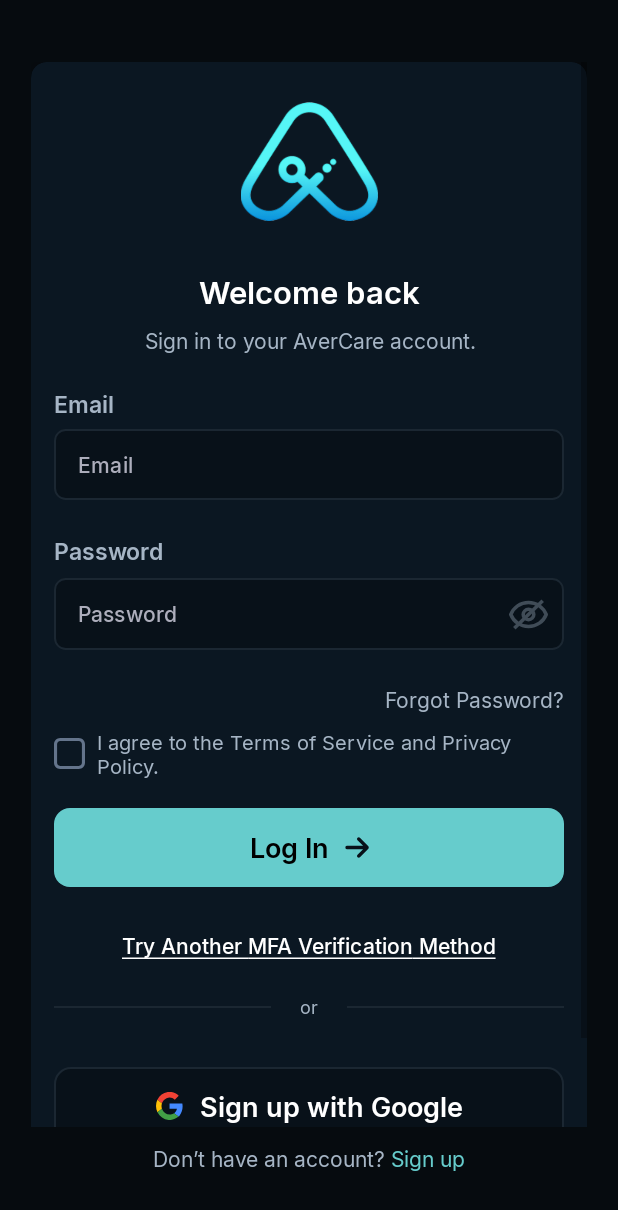
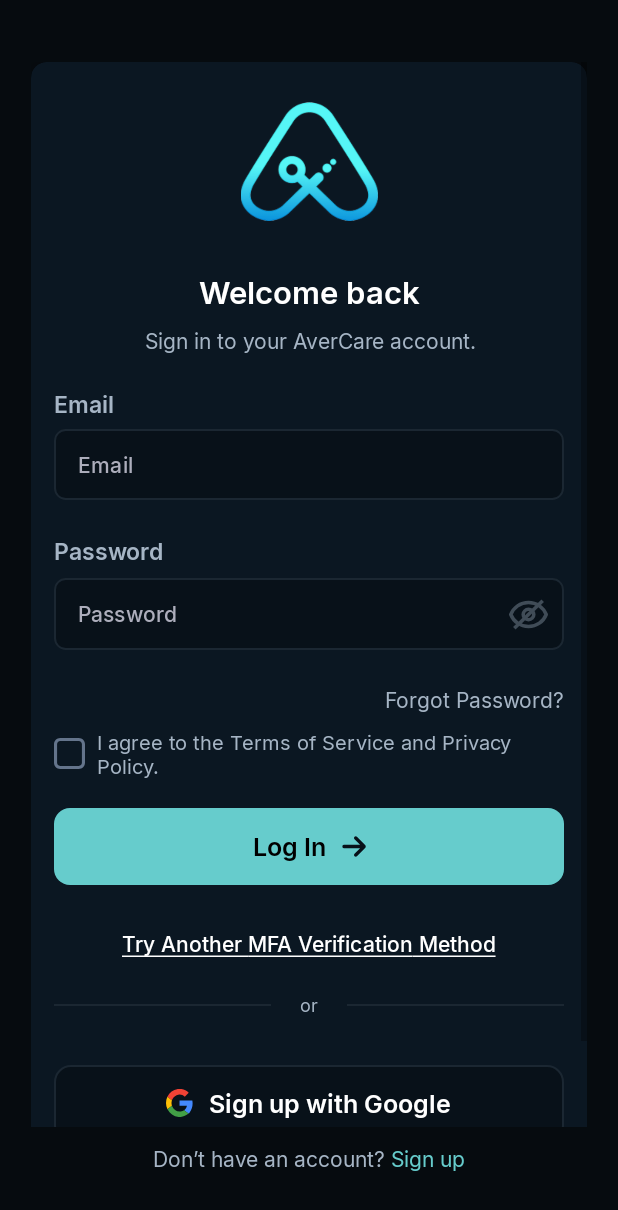
Before and after one commit to Sahil-4441/TxAwercareInternal, an Android app: the LoginFragment screen opened through its navigation route, on a phone screen of 412 x 824 dp. Shown: the top 1210 px of the screen. Run offline under Robolectric (Android 15) with nearby library versions, the phone set to English and light mode, and no system bars; our stand-ins replace Dagger/Hilt's generated code, data binding, sdp/ssp sizes.

Commit message:
fix size of button

```diff
--- a/app/src/main/res/values/themes.xml
+++ b/app/src/main/res/values/themes.xml
@@ -61,7 +61,7 @@
     <item name="android:paddingBottom">@dimen/_10sdp</item>
     <item name="android:gravity">center</item>
     <item name="android:fontFamily">@font/inter_semibold</item>
-    <item name="android:textSize">@dimen/_14ssp</item>
+    <item name="android:textSize">@dimen/_13ssp</item>
     <item name="android:textColor">@color/black</item>
   </style>
 
@@ -74,7 +74,7 @@
     <item name="android:paddingBottom">@dimen/_10sdp</item>
     <item name="android:gravity">center</item>
     <item name="android:fontFamily">@font/inter_semibold</item>
-    <item name="android:textSize">@dimen/_14ssp</item>
+    <item name="android:textSize">@dimen/_13ssp</item>
     <item name="android:textColor">@color/black</item>
   </style>
 
@@ -98,7 +98,7 @@
     <item name="android:textAllCaps">false</item>
     <item name="android:paddingTop">@dimen/_10sdp</item>
     <item name="android:paddingBottom">@dimen/_10sdp</item>
-    <item name="android:textSize">@dimen/_14ssp</item>
+    <item name="android:textSize">@dimen/_13ssp</item>
     <item name="android:textColor">@color/white</item>
   </style>
 
```
